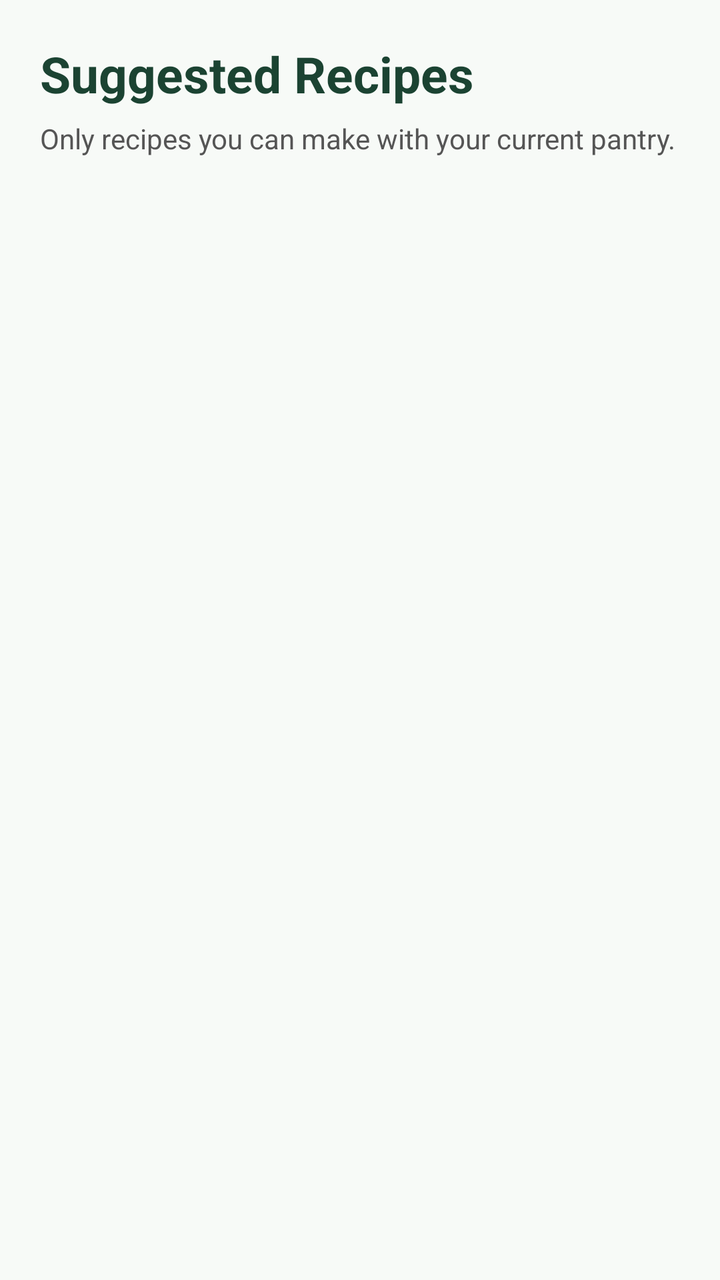
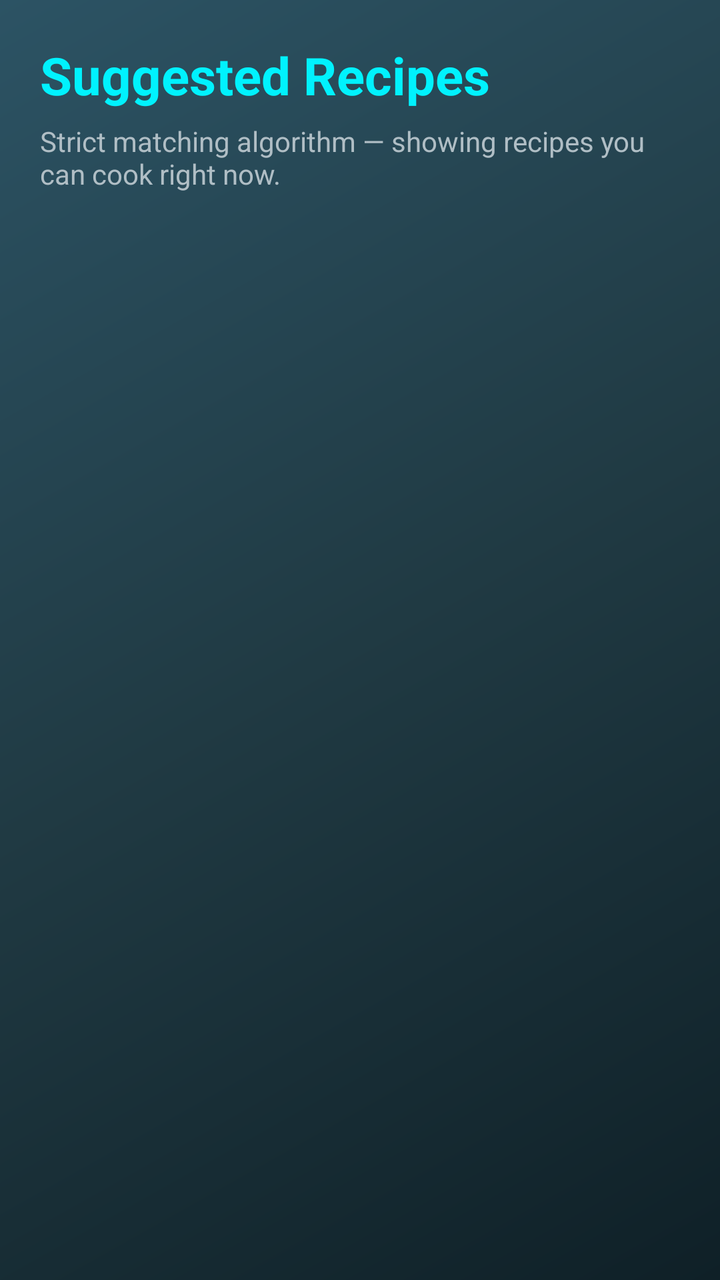

Before-and-after screenshots of an Android layout around one commit, followed by the original layout XML and the change that was made.
<!-- AndroidManifest.xml: application theme AppTheme -->
<!-- res/layout/activity_list.xml -->
<?xml version="1.0" encoding="utf-8"?>
<LinearLayout xmlns:android="http://schemas.android.com/apk/res/android"
    android:layout_width="match_parent"
    android:layout_height="match_parent"
    android:background="#F7FAF7"
    android:orientation="vertical"
    android:padding="20dp">

    <TextView
        android:id="@+id/screenTitle"
        android:layout_width="match_parent"
        android:layout_height="wrap_content"
        android:text="@string/title_suggested_recipes"
        android:textColor="#1B4332"
        android:textSize="25sp"
        android:textStyle="bold" />

    <TextView
        android:id="@+id/screenSubtitle"
        android:layout_width="match_parent"
        android:layout_height="wrap_content"
        android:layout_marginTop="6dp"
        android:text="@string/subtitle_suggested_recipes"
        android:textColor="#555555"
        android:textSize="14sp" />

    <FrameLayout
        android:layout_width="match_parent"
        android:layout_height="0dp"
        android:layout_marginTop="12dp"
        android:layout_weight="1">

        <androidx.recyclerview.widget.RecyclerView
            android:id="@+id/listRecycler"
            android:layout_width="match_parent"
            android:layout_height="match_parent" />

        <TextView
            android:id="@+id/emptyText"
            android:layout_width="match_parent"
            android:layout_height="wrap_content"
            android:layout_gravity="center"
            android:gravity="center"
            android:padding="24dp"
            android:text="@string/empty_recipes"
            android:textColor="#666666"
            android:textSize="16sp"
            android:visibility="gone" />
    </FrameLayout>

</LinearLayout>
<!-- resources referenced by this layout -->
<resources>
  <string name="empty_recipes">No recipes match your pantry yet — add more ingredients.</string>
  <string name="subtitle_suggested_recipes">Only recipes you can make with your current pantry.</string>
  <string name="title_suggested_recipes">Suggested Recipes</string>
  <style name="AppTheme" parent="Theme.MaterialComponents.DayNight.NoActionBar">
          <item name="colorPrimary">#276749</item>
          <item name="colorPrimaryVariant">#1B4332</item>
          <item name="colorSecondary">#F4A261</item>
          <item name="android:fontFamily">sans-serif</item>
          <item name="android:statusBarColor">#1B4332</item>
          <item name="android:navigationBarColor">#1B4332</item>
      </style>
</resources>

<!-- the commit's change to res/layout/activity_list.xml (unified diff, before → after) -->
@@ -2,7 +2,7 @@
 <LinearLayout xmlns:android="http://schemas.android.com/apk/res/android"
     android:layout_width="match_parent"
     android:layout_height="match_parent"
-    android:background="#F7FAF7"
+    android:background="@drawable/bg_gradient_main"
     android:orientation="vertical"
     android:padding="20dp">
 
@@ -10,9 +10,9 @@
         android:id="@+id/screenTitle"
         android:layout_width="match_parent"
         android:layout_height="wrap_content"
-        android:text="@string/title_suggested_recipes"
-        android:textColor="#1B4332"
-        android:textSize="25sp"
+        android:text="Suggested Recipes"
+        android:textColor="#00F2FE"
+        android:textSize="26sp"
         android:textStyle="bold" />
 
     <TextView
@@ -20,14 +20,14 @@
         android:layout_width="match_parent"
         android:layout_height="wrap_content"
         android:layout_marginTop="6dp"
-        android:text="@string/subtitle_suggested_recipes"
-        android:textColor="#555555"
+        android:text="Strict matching algorithm — showing recipes you can cook right now."
+        android:textColor="#B0BEC5"
         android:textSize="14sp" />
 
     <FrameLayout
         android:layout_width="match_parent"
         android:layout_height="0dp"
-        android:layout_marginTop="12dp"
+        android:layout_marginTop="16dp"
         android:layout_weight="1">
 
         <androidx.recyclerview.widget.RecyclerView
@@ -40,11 +40,12 @@
             android:layout_width="match_parent"
             android:layout_height="wrap_content"
             android:layout_gravity="center"
+            android:background="@drawable/bg_card_glass_3d"
             android:gravity="center"
             android:padding="24dp"
-            android:text="@string/empty_recipes"
-            android:textColor="#666666"
-            android:textSize="16sp"
+            android:text="No matching recipes found for your current pantry. Try adding more ingredients!"
+            android:textColor="#B0BEC5"
+            android:textSize="15sp"
             android:visibility="gone" />
     </FrameLayout>
 
<!-- resource entries referenced after the edit -->
@@ -1,15 +1,41 @@
 <!-- resources referenced by this layout -->
 <resources>
-  <string name="empty_recipes">No recipes match your pantry yet — add more ingredients.</string>
-  <string name="subtitle_suggested_recipes">Only recipes you can make with your current pantry.</string>
-  <string name="title_suggested_recipes">Suggested Recipes</string>
+  <!-- drawable bg_card_glass_3d (drawable) -->
+  <?xml version="1.0" encoding="utf-8"?>
+  <ripple xmlns:android="http://schemas.android.com/apk/res/android"
+      android:color="#2200F2FE">
+      <item>
+          <shape android:shape="rectangle">
+              <solid android:color="#261E3240" />
+              <corners android:radius="20dp" />
+              <stroke
+                  android:width="1.5dp"
+                  android:color="#3300F2FE" />
+          </shape>
+      </item>
+  </ripple>
+  <!-- drawable bg_gradient_main (drawable) -->
+  <?xml version="1.0" encoding="utf-8"?>
+  <shape xmlns:android="http://schemas.android.com/apk/res/android">
+      <gradient
+          android:angle="135"
+          android:centerColor="#203A43"
+          android:endColor="#2C5364"
+          android:startColor="#0F2027"
+          android:type="linear" />
+  </shape>
   <style name="AppTheme" parent="Theme.MaterialComponents.DayNight.NoActionBar">
-          <item name="colorPrimary">#276749</item>
-          <item name="colorPrimaryVariant">#1B4332</item>
-          <item name="colorSecondary">#F4A261</item>
+          <item name="colorPrimary">@color/cyber_teal_primary</item>
+          <item name="colorPrimaryVariant">@color/dark_emerald</item>
+          <item name="colorSecondary">@color/neon_emerald</item>
           <item name="android:fontFamily">sans-serif</item>
-          <item name="android:statusBarColor">#1B4332</item>
-          <item name="android:navigationBarColor">#1B4332</item>
+          <item name="android:statusBarColor">@color/cyber_dark_bg</item>
+          <item name="android:navigationBarColor">@color/cyber_dark_bg</item>
+          <item name="android:windowBackground">@drawable/bg_gradient_main</item>
       </style>
+  <color name="cyber_teal_primary">#00F2FE</color>
+  <color name="dark_emerald">#11998E</color>
+  <color name="neon_emerald">#38EF7D</color>
+  <color name="cyber_dark_bg">#0F2027</color>
 </resources>
 
